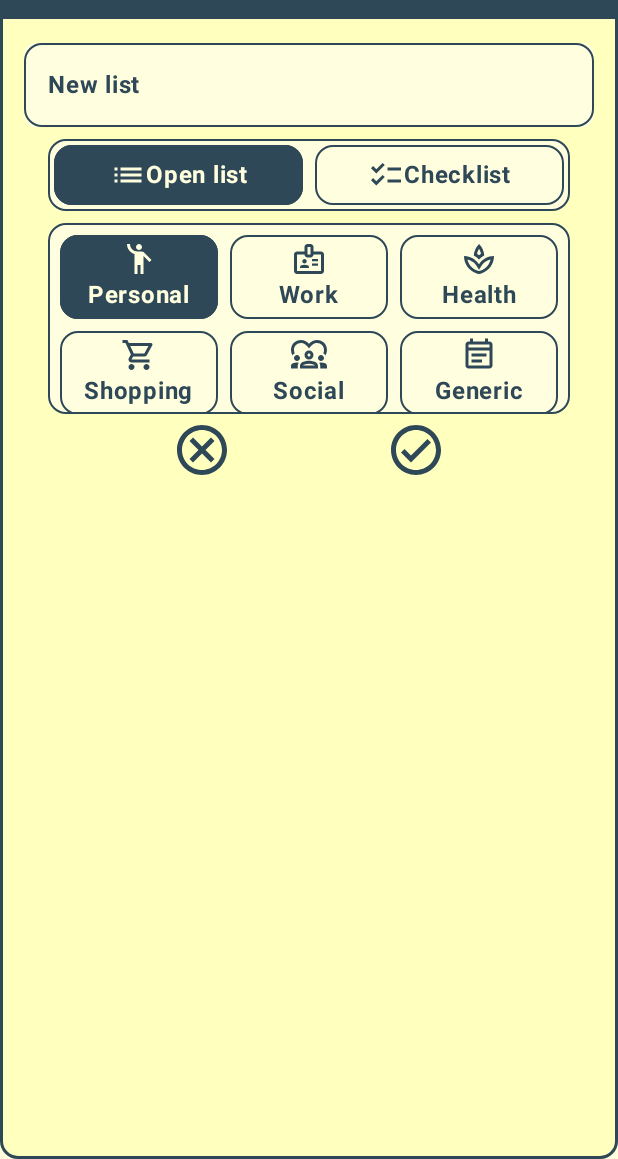
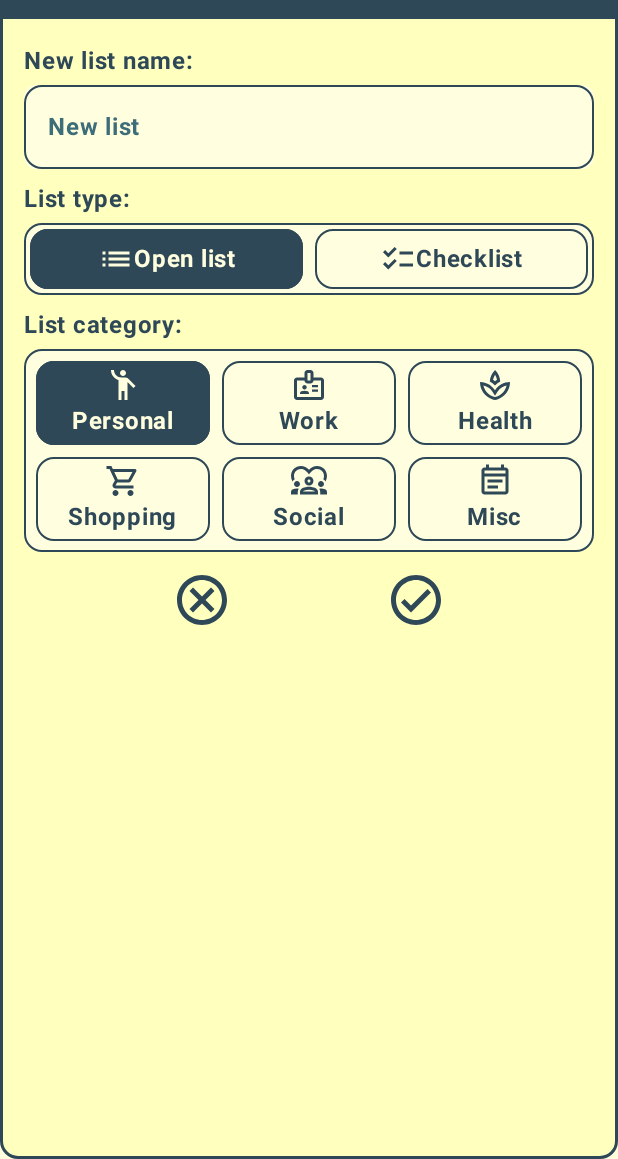
Before and after one commit to mariorobertofortunato/Versalist, an Android app built with Jetpack Compose: the screen it shows after launch (MainActivity), after a tap on "New list", on a phone screen of 412 x 824 dp, the part 77-1236 px from its top. Run offline under Robolectric (Android 15) with nearby library versions, the phone set to English and light mode, and no system bars; our stand-ins replace Dagger/Hilt's generated code, Room's generated code, livedata-compose.

Commit message:
Improved layout for the new list from

```diff
--- a/app/src/main/java/com/evenclose/versalistpro/data/model/ListCategory.kt
+++ b/app/src/main/java/com/evenclose/versalistpro/data/model/ListCategory.kt
@@ -6,5 +6,5 @@ object ListCategory {
     const val HEALTH = "Health"
     const val SHOPPING = "Shopping"
     const val SOCIAL = "Social"
-    const val GENERIC = "Generic"
+    const val GENERIC = "Misc"
 }
--- a/app/src/main/java/com/evenclose/versalistpro/presentation/screens/main/MainScreen.kt
+++ b/app/src/main/java/com/evenclose/versalistpro/presentation/screens/main/MainScreen.kt
@@ -57,6 +57,7 @@ import androidx.compose.ui.Alignment
 import androidx.compose.ui.Alignment.Companion.CenterHorizontally
 import androidx.compose.ui.Modifier
 import androidx.compose.ui.draw.clip
+import androidx.compose.ui.draw.shadow
 import androidx.compose.ui.focus.FocusRequester
 import androidx.compose.ui.focus.focusRequester
 import androidx.compose.ui.text.TextStyle
@@ -79,6 +80,7 @@ import com.evenclose.versalistpro.presentation.ui.theme.onDark
 import com.evenclose.versalistpro.presentation.ui.theme.onLight
 import com.evenclose.versalistpro.presentation.ui.theme.primary
 import com.evenclose.versalistpro.presentation.ui.theme.secondary
+import com.evenclose.versalistpro.presentation.ui.theme.secondaryContainer
 import com.evenclose.versalistpro.presentation.viewmodel.ListViewModel
 import kotlinx.coroutines.delay
 
@@ -91,17 +93,13 @@ fun MainScreen(
     val mainList = listViewModel.mainList.observeAsState(emptyList())
 
     var newListValue by remember { mutableStateOf("") }
-    var newListTextFieldVisibility by remember { mutableStateOf(false) }
+    var newListFormVisibility by remember { mutableStateOf(false) }
     var errorTextVisibility by remember { mutableStateOf(false) }
     val listTypeOptions = listOf("Open list", "Checklist")
     val (selectedListTypeOption, onListTypeOptionSelected) = remember { mutableStateOf(listTypeOptions[0]) }
-    val listCategoryOptions = listOf("Personal", "Work", "Health", "Shopping", "Social", "Generic")
-    val (selectedListCategoryOption, onListCategoryOptionSelected) = remember {
-        mutableStateOf(
-            listCategoryOptions[0]
-        )
-    }
-    val listState = rememberLazyListState()
+    val listCategoryOptions = listOf("Personal", "Work", "Health", "Shopping", "Social", "Misc")
+    val (selectedListCategoryOption, onListCategoryOptionSelected) = remember { mutableStateOf(listCategoryOptions[0]) }
+    val listState = rememberLazyListState(0)
 
     val focusRequester = remember { FocusRequester() }
 
@@ -111,13 +109,13 @@ fun MainScreen(
     }
 
     // When a new item is added we scroll to the bottom of the list
-    LaunchedEffect(mainList.value.size, newListTextFieldVisibility) {
+    LaunchedEffect(mainList.value.size, newListFormVisibility) {
         listState.animateScrollToItem(mainList.value.size)
     }
 
     // The delay is needed as the focus must not be requested before or during the composition of the text field
-    LaunchedEffect(newListTextFieldVisibility) {
-        if (newListTextFieldVisibility) {
+    LaunchedEffect(newListFormVisibility) {
+        if (newListFormVisibility) {
             delay(150)
             focusRequester.requestFocus()
         }
@@ -139,7 +137,7 @@ fun MainScreen(
         },
         bottomBar = {
             AnimatedVisibility(
-                visible = !newListTextFieldVisibility,
+                visible = !newListFormVisibility,
                 enter = slideInVertically() + fadeIn(),
                 exit = slideOutVertically() + fadeOut(),
                 modifier = Modifier
@@ -154,7 +152,7 @@ fun MainScreen(
                     contentColor = onDark,
                     shape = RoundedCornerShape(12.dp),
                     onClick = {
-                        newListTextFieldVisibility = true
+                        newListFormVisibility = true
                         errorTextVisibility = false
                     },
                     modifier = Modifier
@@ -197,6 +195,10 @@ fun MainScreen(
                     items = mainList.value!!,
                     key = { item -> item }
                 ) { item ->
+
+                    AnimatedVisibility(
+                        visible = !newListFormVisibility,
+                    ) {
                         Column(
                             horizontalAlignment = CenterHorizontally,
                             modifier = Modifier
@@ -215,11 +217,13 @@ fun MainScreen(
                         }
                     }
 
+                }
+
             } else {
                 /** PLACEHOLDER */
                 item {
                     AnimatedVisibility(
-                        visible = !newListTextFieldVisibility,
+                        visible = !newListFormVisibility,
                     ) {
                         Column() {
                             Row(
@@ -238,19 +242,30 @@ fun MainScreen(
                     }
                 }
             }
-            /** Add new List Footer */
+            /** Add new List Form */
             item {
                 AnimatedVisibility(
-                    visible = newListTextFieldVisibility,
+                    visible = newListFormVisibility,
                 ) {
                     Column(
                         modifier = Modifier
-                            .fillMaxWidth()
+                            .fillMaxSize()
                             .padding(top = 16.dp, start = 16.dp, end = 16.dp),
                         horizontalAlignment = CenterHorizontally
                     ) {
-
                         /** Text field */
+                        Row(
+                            modifier = Modifier
+                                .fillMaxSize()
+                                .padding(bottom = 4.dp),
+                        ) {
+                            Text(
+                                text = "New list name:",
+                                color = onLight,
+                                fontWeight = FontWeight.Bold,
+                                fontSize = 16.sp
+                            )
+                        }
                         TextField(
                             value = newListValue,
                             onValueChange = { newValue ->
@@ -262,7 +277,7 @@ fun MainScreen(
                             placeholder = {
                                 Text(
                                     text = "New list",
-                                    color = onLight,
+                                    color = secondaryContainer,
                                     fontWeight = FontWeight.Bold,
                                     fontSize = 16.sp
                                 )
@@ -283,7 +298,6 @@ fun MainScreen(
                                 fontSize = 16.sp
                             ),
                             keyboardOptions = KeyboardOptions(capitalization = KeyboardCapitalization.Sentences)
-
                         )
 
                         /** Error Text */
@@ -299,9 +313,20 @@ fun MainScreen(
 
                         /** List type "radio" group */
                         Row(
+                            modifier = Modifier
+                                .fillMaxSize()
+                                .padding(bottom = 4.dp, top = 8.dp),
+                        ) {
+                            Text(
+                                text = "List type:",
+                                color = onLight,
+                                fontWeight = FontWeight.Bold,
+                                fontSize = 16.sp
+                            )
+                        }
+                        Row(
                             horizontalArrangement = Arrangement.SpaceBetween,
                             modifier = Modifier
-                                .padding(start = 16.dp, end = 16.dp, top = 8.dp)
                                 .fillMaxWidth()
                                 .background(background, RoundedCornerShape(12.dp))
                                 .border(1.dp, secondary, RoundedCornerShape(12.dp)),
@@ -350,12 +375,25 @@ fun MainScreen(
                         }
 
                         /** List Category Group */
+                        Row(
+                            modifier = Modifier
+                                .fillMaxSize()
+                                .padding(bottom = 4.dp, top = 8.dp),
+                        ) {
+                            Text(
+                                text = "List category:",
+                                color = onLight,
+                                fontWeight = FontWeight.Bold,
+                                fontSize = 16.sp
+                            )
+                        }
                         LazyVerticalGrid(
                             columns = GridCells.Fixed(3),
                             contentPadding = PaddingValues(4.dp),
+                            verticalArrangement = Arrangement.Center,
+                            horizontalArrangement = Arrangement.Center,
                             modifier = Modifier
                                 .height(135.dp)
-                                .padding(start = 16.dp, end = 16.dp, top = 8.dp)
                                 .fillMaxWidth()
                                 .background(background, RoundedCornerShape(12.dp))
                                 .border(1.dp, secondary, RoundedCornerShape(12.dp)),
@@ -425,11 +463,10 @@ fun MainScreen(
                                             text = category,
                                             color = if (category == selectedListCategoryOption) onDark else onLight,
                                             fontWeight = FontWeight.Bold,
-                                            maxLines = 1
+                                            maxLines = 1,
                                         )
                                     }
                                 }
-
                             }
                         }
 
@@ -439,11 +476,11 @@ fun MainScreen(
                             horizontalArrangement = Arrangement.SpaceEvenly,
                             modifier = Modifier
                                 .fillMaxWidth()
-                                .padding(bottom = 4.dp)
+                                .padding(top = 8.dp, bottom = 4.dp)
                         ) {
                             IconButton(
                                 onClick = {
-                                    newListTextFieldVisibility = false
+                                    newListFormVisibility = false
                                     newListValue = ""
                                 }
                             ) {
@@ -451,7 +488,7 @@ fun MainScreen(
                                     imageVector = Icons.Outlined.Cancel,
                                     contentDescription = "Cancel Icon",
                                     tint = onLight,
-                                    // As these icon serves as the main way to accept and cancel the input we want them to be BIG
+                                    // As these icon serves as the main way to accept and cancel the input we want them to be as big as the container
                                     modifier = Modifier.fillMaxSize(1f)
                                 )
                             }
@@ -463,7 +500,7 @@ fun MainScreen(
                                             selectedListTypeOption,
                                             selectedListCategoryOption
                                         )
-                                        newListTextFieldVisibility = false
+                                        newListFormVisibility = false
                                         newListValue = ""
                                     } else {
                                         errorTextVisibility = true
@@ -474,7 +511,7 @@ fun MainScreen(
                                     imageVector = Icons.Outlined.CheckCircle,
                                     contentDescription = "Ok Icon",
                                     tint = onLight,
-                                    // As these icon serves as the main way to accept and cancel the input we want them to be BIG
+                                    // As these icon serves as the main way to accept and cancel the input we want them to be as big as the container
                                     modifier = Modifier.fillMaxSize(1f)
                                 )
                             }
@@ -484,6 +521,4 @@ fun MainScreen(
             }
         }
     }
-
-
 }
```
Lines whose indentation alone changed are shown as unchanged.
